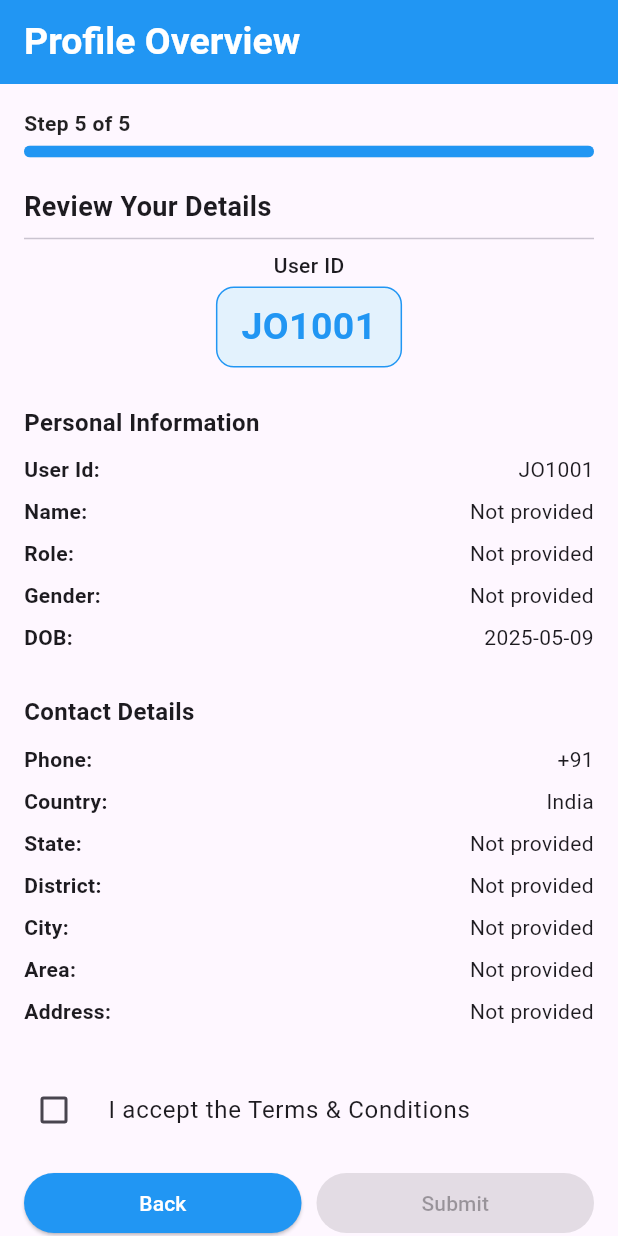
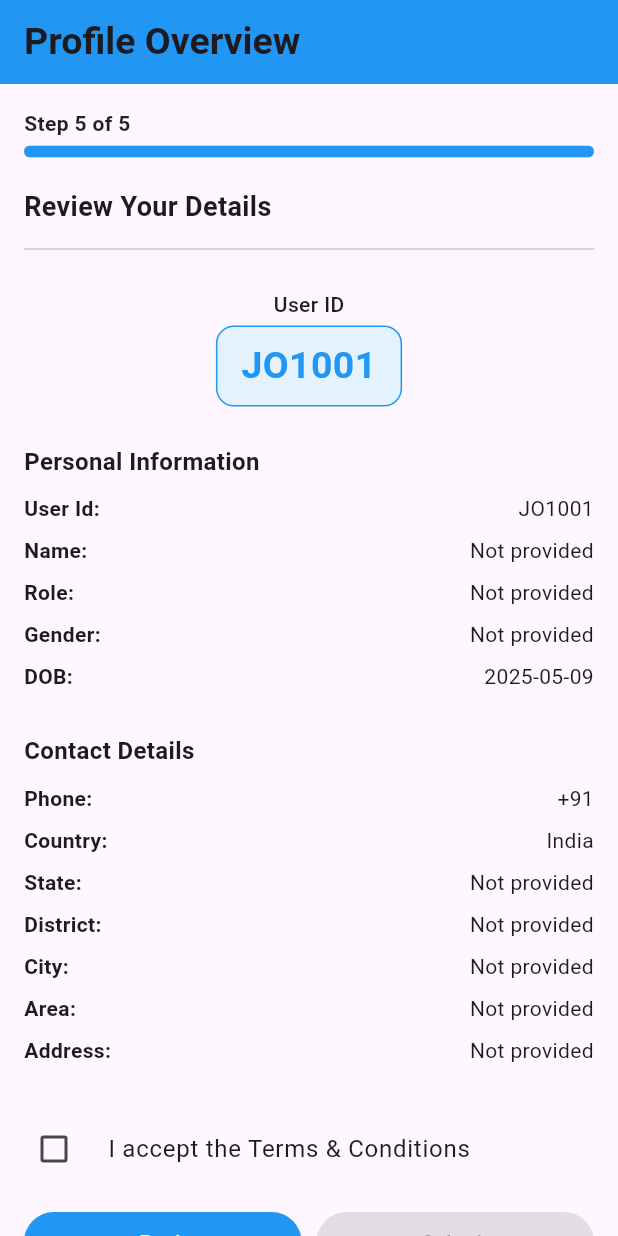
Before and after one commit to CHARLESJESU/Nivetha, a Flutter app: the Page5Summary screen opened directly with empty values, on a phone screen of 412 x 824 dp. Run offline on Flutter 3.47's test engine with Material 3 defaults, Android fonts, the phone set to English and light mode, and no system bars; our stand-ins replace cloud_firestore, firebase_auth, firebase_core, firebase_database, get, image_picker and 2 more; missing offline and left inert: country_state_city_pro; accounts and stored records are empty.

Commit message:
nk7 official

```diff
--- a/lib/Pages/order_details.dart
+++ b/lib/Pages/order_details.dart
@@ -278,7 +278,7 @@ class FullImagePage extends StatelessWidget {
   @override
   Widget build(BuildContext context) {
     return Scaffold(
-      appBar: AppBar(title: Text("Full Image")),
+      appBar: AppBar(title: Text("")),
       body: Container(
         child: PhotoView(
           imageProvider: MemoryImage(imageBytes),
--- a/lib/login/Login.dart
+++ b/lib/login/Login.dart
@@ -1,6 +1,7 @@
 import 'package:flutter/material.dart';
 
 import '../authendication/authentication.dart';
+import '../main.dart';
 import '../screens/name_job.dart';
 import '../screens/user_data.dart';
 import 'signup.dart';
@@ -35,6 +36,7 @@ class _LoginScreenState extends State<LoginScreen> {
         password: passwordController.text,
       );
       if (res == "success") {
+        globalEmail = emailController.text;
         setState(() {
           isLoading = false;
           errorMessage = '';
--- a/lib/main.dart
+++ b/lib/main.dart
@@ -7,6 +7,7 @@ import 'package:nivetha123/Splashscreen/splashscreen.dart';
 
 import 'login/Login.dart';
 
+String globalEmail = '';
 Future<void> main() async {
   WidgetsFlutterBinding.ensureInitialized();
 
--- a/lib/screens/summary.dart
+++ b/lib/screens/summary.dart
@@ -4,6 +4,7 @@ import 'package:flutter/material.dart';
 import 'package:firebase_database/firebase_database.dart';
 import 'package:nivetha123/screens/user_data.dart';
 import 'package:nivetha123/screens/checkbox_animation_page.dart';
+import '../main.dart';
 import '../widgets/step_progress.dart';
 
 class Page5Summary extends StatefulWidget {
@@ -78,8 +79,11 @@ class _Page5SummaryState extends State<Page5Summary> {
       base64Image = await _convertImageToBase64(widget.userData.profileImage!);
     }
 
+    final userId = generatedUserId;
+    final sanitizedEmail = globalEmail.replaceAll('.', '_dot_');
+
     Map<String, dynamic> personalInfo = {
-      "userId": widget.userData.userId = generatedUserId,
+      "userId": userId,
       "name": widget.userData.name,
       "role": widget.userData.role,
       "gender": widget.userData.gender,
@@ -91,6 +95,7 @@ class _Page5SummaryState extends State<Page5Summary> {
       "city": widget.userData.city,
       "area": widget.userData.area,
       "address": widget.userData.address,
+      "email-id": globalEmail,
     };
 
     Map<String, dynamic> userDataMap = {
@@ -104,11 +109,17 @@ class _Page5SummaryState extends State<Page5Summary> {
       final userType =
           widget.userData.role == "Worker" ? "workers" : "jobproviders";
 
+      // Save user data
       await _database
           .child("users")
           .child(userType)
-          .child(generatedUserId)
+          .child(userId)
           .set(userDataMap);
+
+      // Save email lookup
+      await _database.child("email").child(sanitizedEmail).set(userId);
+
+      widget.userData.userId = userId;
 
       setState(() {
         _isLoading = false;
@@ -129,9 +140,12 @@ class _Page5SummaryState extends State<Page5Summary> {
         _isLoading = false;
       });
 
-      ScaffoldMessenger.of(
-        context,
-      ).showSnackBar(SnackBar(content: Text('Failed to save data: $error')));
+      ScaffoldMessenger.of(context).showSnackBar(
+        SnackBar(
+          content: Text('Failed to save data: $error'),
+          action: SnackBarAction(label: 'Retry', onPressed: _saveToFirebase),
+        ),
+      );
     }
   }
 
@@ -143,11 +157,7 @@ class _Page5SummaryState extends State<Page5Summary> {
         backgroundColor: Colors.blue,
         title: const Text(
           'Profile Overview',
-          style: TextStyle(
-            fontSize: 25,
-            fontWeight: FontWeight.bold,
-            color: Colors.white,
-          ),
+          style: TextStyle(fontSize: 25, fontWeight: FontWeight.bold),
         ),
       ),
       body:
@@ -167,8 +177,7 @@ class _Page5SummaryState extends State<Page5Summary> {
                         fontWeight: FontWeight.bold,
                       ),
                     ),
-                    const Divider(),
-
+                    const Divider(thickness: 1.0, height: 30),
                     Center(
                       child: Column(
                         children: [
@@ -191,9 +200,7 @@ class _Page5SummaryState extends State<Page5Summary> {
                                       )
                                       : null,
                             ),
-                          if (widget.userData.role == 'Worker')
-                            const SizedBox(height: 12),
-
+                          const SizedBox(height: 12),
                           const Text(
                             'User ID',
                             style: TextStyle(
@@ -214,11 +221,15 @@ class _Page5SummaryState extends State<Page5Summary> {
                             ),
                             child:
                                 isUserIdLoading
-                                    ? const CircularProgressIndicator()
+                                    ? const SizedBox(
+                                      height: 25,
+                                      width: 25,
+                                      child: CircularProgressIndicator(
+                                        strokeWidth: 2,
+                                      ),
+                                    )
                                     : Text(
-                                      generatedUserId.isNotEmpty
-                                          ? generatedUserId
-                                          : 'Generating...',
+                                      generatedUserId,
                                       style: const TextStyle(
                                         fontSize: 25,
                                         fontWeight: FontWeight.bold,
@@ -230,7 +241,6 @@ class _Page5SummaryState extends State<Page5Summary> {
                         ],
                       ),
                     ),
-
                     const SizedBox(height: 25),
                     const Text(
                       'Personal Information',
@@ -249,7 +259,6 @@ class _Page5SummaryState extends State<Page5Summary> {
                       widget.userData.dob?.toLocal().toString().split(' ')[0] ??
                           "Not Set",
                     ),
-
                     const SizedBox(height: 20),
                     const Text(
                       'Contact Details',
@@ -266,7 +275,6 @@ class _Page5SummaryState extends State<Page5Summary> {
                     _buildInfoRow('City:', widget.userData.city),
                     _buildInfoRow('Area:', widget.userData.area),
                     _buildInfoRow('Address:', widget.userData.address),
-
                     if (widget.userData.role == 'Worker') ...[
                       const SizedBox(height: 20),
                       const Text(
@@ -279,7 +287,6 @@ class _Page5SummaryState extends State<Page5Summary> {
                       const SizedBox(height: 10),
                       _buildInfoRow('Experience:', widget.userData.experience),
                     ],
-
                     const SizedBox(height: 20),
                     CheckboxListTile(
                       value: termsAccepted,
```
